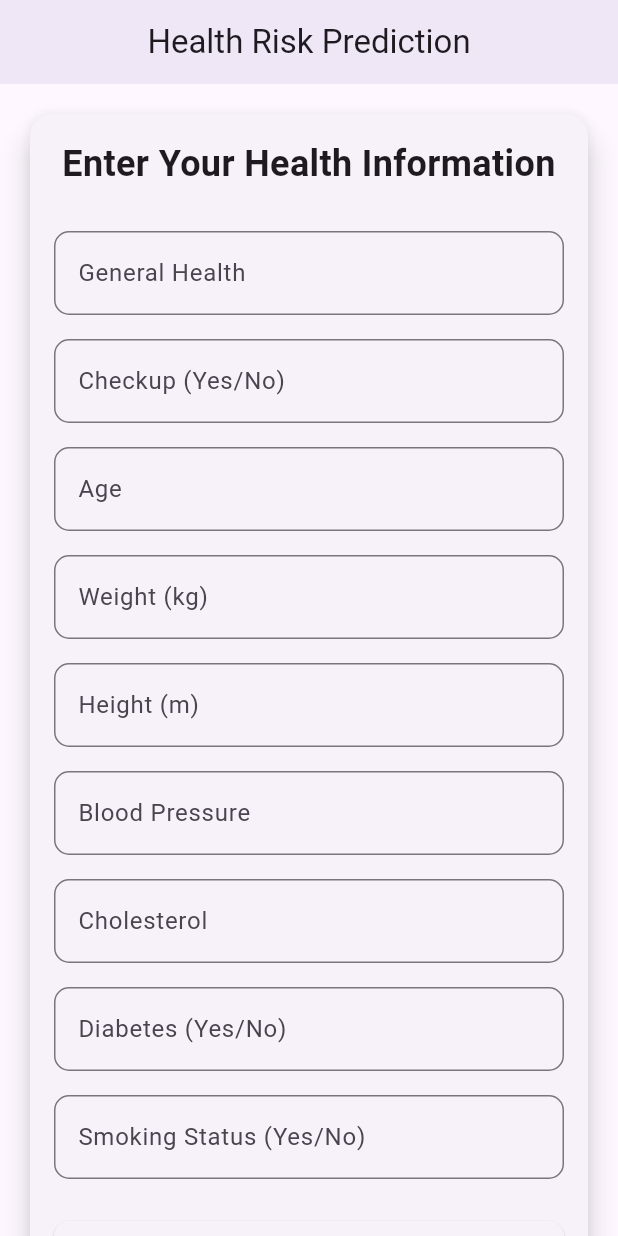
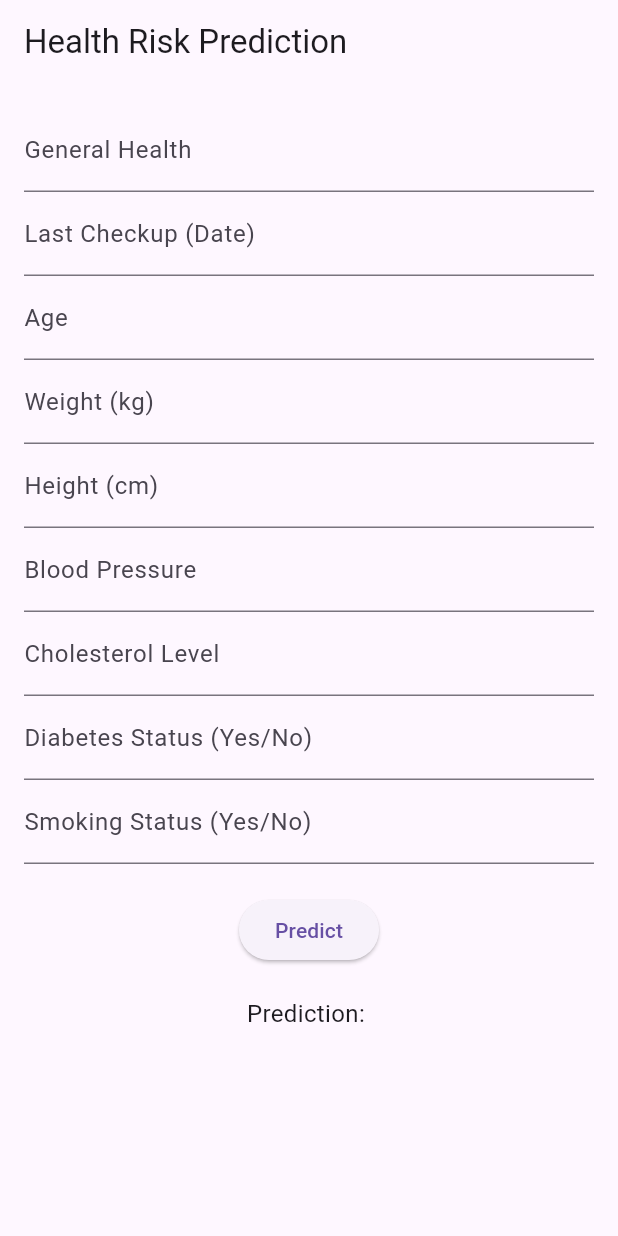
Before and after one commit to WanPgui/Linear_regression_model, a Flutter app: the screen it shows after launch, on a phone screen of 412 x 824 dp. Run offline on Flutter 3.47's test engine with Material 3 defaults, Android fonts, the light colour scheme and no system bars.

Commit message:
commit changes

```diff
--- a/summative/API/requirements.txt
+++ b/summative/API/requirements.txt
@@ -1,4 +1,4 @@
 Flask==2.2.2
 numpy==1.23.1
 joblib==1.1.0
-scikit-learn==1.1.2  # If you're using scikit-learn for your model
+scikit-learn==1.1.2
--- a/summative/FlutterAppHealthPredictionRisk/cvd_prediction_app/lib/api_service.dart
+++ b/summative/FlutterAppHealthPredictionRisk/cvd_prediction_app/lib/api_service.dart
@@ -4,7 +4,8 @@ import 'package:http/http.dart' as http;
 import 'dart:convert';
 
 class MyApiService {
-  final String apiUrl = 'https://e325-34-67-145-129.ngrok-free.app/predict';
+  final String apiUrl =
+      'https://4249-102-0-13-76.ngrok-free.app/predict'; // Replace with your actual API URL
 
   Future<String> predictHealthRisk(Map<String, dynamic> data) async {
     final response = await http.post(
@@ -15,7 +16,8 @@ class MyApiService {
 
     if (response.statusCode == 200) {
       final responseData = jsonDecode(response.body);
-      return responseData['health_risk']; // Adjust based on your API response structure
+      return responseData[
+          'health_risk']; // Adjust based on your API response structure
     } else {
       throw Exception('Failed to load prediction');
     }
--- /dev/null
+++ b/summative/FlutterAppHealthPredictionRisk/cvd_prediction_app/lib/lib/api_service.dart
@@ -0,0 +1 @@
+// TODO Implement this library.
--- a/summative/FlutterAppHealthPredictionRisk/cvd_prediction_app/lib/main.dart
+++ b/summative/FlutterAppHealthPredictionRisk/cvd_prediction_app/lib/main.dart
@@ -1,8 +1,5 @@
-// lib/main.dart
-
 import 'package:flutter/material.dart';
 import 'api_service.dart'; // Import the API service
-import 'dart:convert';
 
 void main() {
   runApp(MyApp());
@@ -15,7 +12,6 @@ class MyApp extends StatelessWidget {
       title: 'Health Risk Prediction',
       theme: ThemeData(
         primarySwatch: Colors.blue,
-        visualDensity: VisualDensity.adaptivePlatformDensity,
       ),
       home: PredictionPage(),
     );
@@ -29,28 +25,31 @@ class PredictionPage extends StatefulWidget {
 
 class _PredictionPageState extends State<PredictionPage> {
   final _formKey = GlobalKey<FormState>();
-  final TextEditingController _generalHealthController = TextEditingController();
+  final TextEditingController _generalHealthController =
+      TextEditingController();
   final TextEditingController _checkupController = TextEditingController();
   final TextEditingController _ageController = TextEditingController();
   final TextEditingController _weightController = TextEditingController();
   final TextEditingController _heightController = TextEditingController();
-  final TextEditingController _bloodPressureController = TextEditingController();
+  final TextEditingController _bloodPressureController =
+      TextEditingController();
   final TextEditingController _cholesterolController = TextEditingController();
   final TextEditingController _diabetesController = TextEditingController();
-  final TextEditingController _smokingStatusController = TextEditingController();
+  final TextEditingController _smokingStatusController =
+      TextEditingController();
 
   String _prediction = '';
 
   Future<void> _predictHealthRisk() async {
     if (_formKey.currentState!.validate()) {
-      final apiService = MyApiService(); // Create an instance of MyApiService
+      final apiService = MyApiService();
 
       final data = {
         'General_Health': _generalHealthController.text,
         'Checkup': _checkupController.text,
-        'Age': int.tryParse(_ageController.text),
-        'Weight': double.tryParse(_weightController.text),
-        'Height': double.tryParse(_heightController.text),
+        'Age': int.tryParse(_ageController.text) ?? 0,
+        'Weight': double.tryParse(_weightController.text) ?? 0.0,
+        'Height': double.tryParse(_heightController.text) ?? 0.0,
         'Blood_Pressure': _bloodPressureController.text,
         'Cholesterol': _cholesterolController.text,
         'Diabetes': _diabetesController.text,
@@ -73,99 +72,123 @@ class _PredictionPageState extends State<PredictionPage> {
   @override
   Widget build(BuildContext context) {
     return Scaffold(
-      appBar: AppBar(
-        title: Text('Health Risk Prediction'),
-        centerTitle: true,
-        elevation: 5,
-      ),
-      body: SingleChildScrollView(
-        padding: EdgeInsets.all(16.0),
-        child: Card(
-          elevation: 8,
-          shape: RoundedRectangleBorder(
-            borderRadius: BorderRadius.circular(15),
-          ),
-          child: Padding(
-            padding: EdgeInsets.all(16.0),
+      appBar: AppBar(title: Text('Health Risk Prediction')),
+      body: Padding(
+        padding: const EdgeInsets.all(16.0),
+        child: SingleChildScrollView(
+          // Wrap the Column in SingleChildScrollView
           child: Form(
             key: _formKey,
             child: Column(
-                crossAxisAlignment: CrossAxisAlignment.stretch,
               children: [
-                  Text(
-                    'Enter Your Health Information',
-                    style: TextStyle(fontSize: 24, fontWeight: FontWeight.bold),
-                    textAlign: TextAlign.center,
+                TextFormField(
+                  controller: _generalHealthController,
+                  decoration: InputDecoration(labelText: 'General Health'),
+                  validator: (value) {
+                    if (value == null || value.isEmpty) {
+                      return 'Please enter your general health status';
+                    }
+                    return null;
+                  },
                 ),
-                  SizedBox(height: 20),
-                  _buildTextField(_generalHealthController, 'General Health'),
-                  _buildTextField(_checkupController, 'Checkup (Yes/No)'),
-                  _buildTextField(_ageController, 'Age', isNumber: true),
-                  _buildTextField(_weightController, 'Weight (kg)', isNumber: true),
-                  _buildTextField(_heightController, 'Height (m)', isNumber: true),
-                  _buildTextField(_bloodPressureController, 'Blood Pressure'),
-                  _buildTextField(_cholesterolController, 'Cholesterol'),
-                  _buildTextField(_diabetesController, 'Diabetes (Yes/No)'),
-                  _buildTextField(_smokingStatusController, 'Smoking Status (Yes/No)'),
+                TextFormField(
+                  controller: _checkupController,
+                  decoration: InputDecoration(labelText: 'Last Checkup (Date)'),
+                  validator: (value) {
+                    if (value == null || value.isEmpty) {
+                      return 'Please enter the date of your last checkup';
+                    }
+                    return null;
+                  },
+                ),
+                TextFormField(
+                  controller: _ageController,
+                  decoration: InputDecoration(labelText: 'Age'),
+                  keyboardType: TextInputType.number,
+                  validator: (value) {
+                    if (value == null || value.isEmpty) {
+                      return 'Please enter your age';
+                    }
+                    return null;
+                  },
+                ),
+                TextFormField(
+                  controller: _weightController,
+                  decoration: InputDecoration(labelText: 'Weight (kg)'),
+                  keyboardType: TextInputType.number,
+                  validator: (value) {
+                    if (value == null || value.isEmpty) {
+                      return 'Please enter your weight';
+                    }
+                    return null;
+                  },
+                ),
+                TextFormField(
+                  controller: _heightController,
+                  decoration: InputDecoration(labelText: 'Height (cm)'),
+                  keyboardType: TextInputType.number,
+                  validator: (value) {
+                    if (value == null || value.isEmpty) {
+                      return 'Please enter your height';
+                    }
+                    return null;
+                  },
+                ),
+                TextFormField(
+                  controller: _bloodPressureController,
+                  decoration: InputDecoration(labelText: 'Blood Pressure'),
+                  validator: (value) {
+                    if (value == null || value.isEmpty) {
+                      return 'Please enter your blood pressure';
+                    }
+                    return null;
+                  },
+                ),
+                TextFormField(
+                  controller: _cholesterolController,
+                  decoration: InputDecoration(labelText: 'Cholesterol Level'),
+                  validator: (value) {
+                    if (value == null || value.isEmpty) {
+                      return 'Please enter your cholesterol level';
+                    }
+                    return null;
+                  },
+                ),
+                TextFormField(
+                  controller: _diabetesController,
+                  decoration:
+                      InputDecoration(labelText: 'Diabetes Status (Yes/No)'),
+                  validator: (value) {
+                    if (value == null || value.isEmpty) {
+                      return 'Please enter your diabetes status';
+                    }
+                    return null;
+                  },
+                ),
+                TextFormField(
+                  controller: _smokingStatusController,
+                  decoration:
+                      InputDecoration(labelText: 'Smoking Status (Yes/No)'),
+                  validator: (value) {
+                    if (value == null || value.isEmpty) {
+                      return 'Please enter your smoking status';
+                    }
+                    return null;
+                  },
+                ),
                 SizedBox(height: 20),
                 ElevatedButton(
                   onPressed: _predictHealthRisk,
-                    style: ElevatedButton.styleFrom(
-                      padding: EdgeInsets.symmetric(vertical: 15),
-                      shape: RoundedRectangleBorder(
-                        borderRadius: BorderRadius.circular(10),
-                      ),
-                    ),
-                                        child: Text('Predict', style: TextStyle(fontSize: 18)),
+                  child: Text('Predict'),
                 ),
                 SizedBox(height: 20),
-                  Text(
-                    _prediction.isEmpty
-                      ? 'Prediction will appear here'
-                      : 'Predicted Health Risk: $_prediction',
-                    style: TextStyle(
-                      fontSize: 18,
-                      fontWeight: FontWeight.bold,
-                      color: Colors.blueAccent
-                    ),
-                    textAlign: TextAlign.center,
-                  ),
+                Text('Prediction: $_prediction',
+                    style: TextStyle(fontSize: 16)),
               ],
-              ),
             ),
           ),
         ),
       ),
     );
   }
-
-  Widget _buildTextField(TextEditingController controller, String label, {bool isNumber = false}) {
-    return Padding(
-      padding: const EdgeInsets.symmetric(vertical: 8.0),
-      child: TextFormField(
-        controller: controller,
-        decoration: InputDecoration(
-          labelText: label,
-          border: OutlineInputBorder(
-            borderRadius: BorderRadius.circular(10),
-            borderSide: BorderSide(color: Colors.blueAccent),
-          ),
-          focusedBorder: OutlineInputBorder(
-            borderRadius: BorderRadius.circular(10),
-            borderSide: BorderSide(color: Colors.blue, width: 2),
-          ),
-        ),
-        keyboardType: isNumber ? TextInputType.number : TextInputType.text,
-        validator: (value) {
-          if (value == null || value.isEmpty) {
-            return 'Please enter your $label';
 }
-          if (isNumber && double.tryParse(value) == null) {
-            return 'Please enter a valid number for $label';
-          }
-          return null;
-        },
-      ),
-    );
-  }
-}
```
Also changed, not shown: 3 other files. Lines whose indentation alone changed are shown as unchanged.
